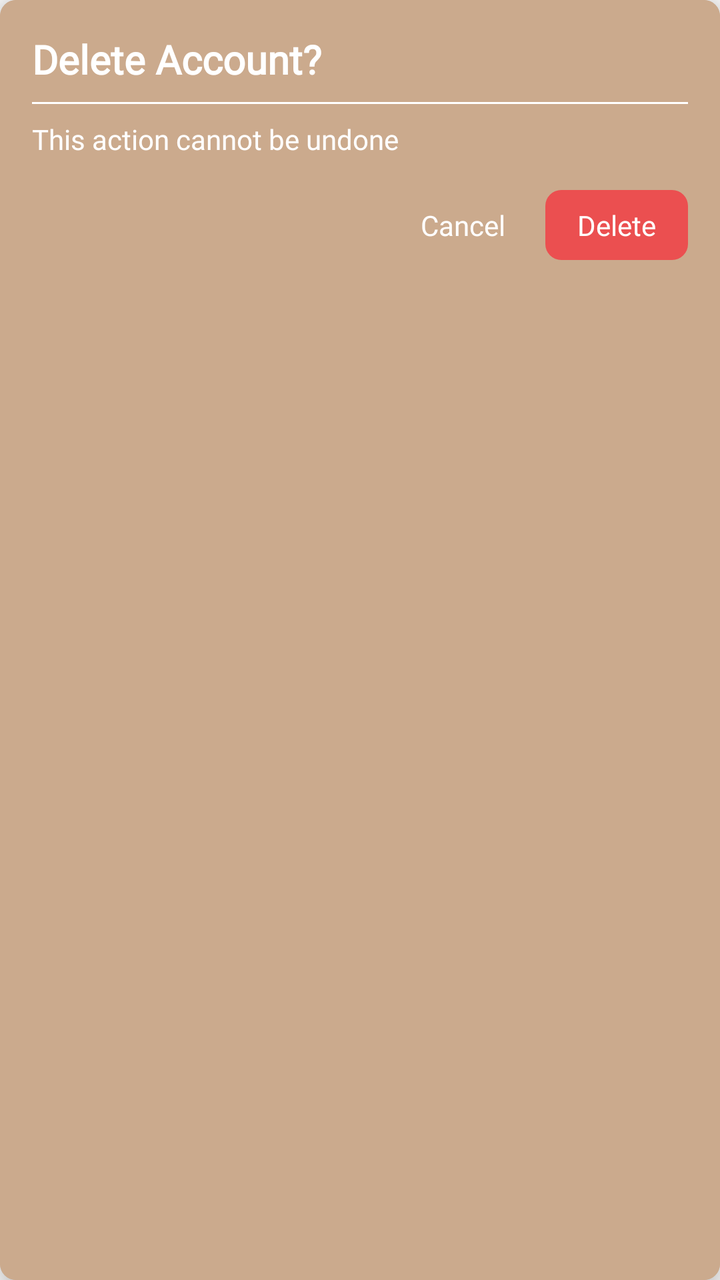
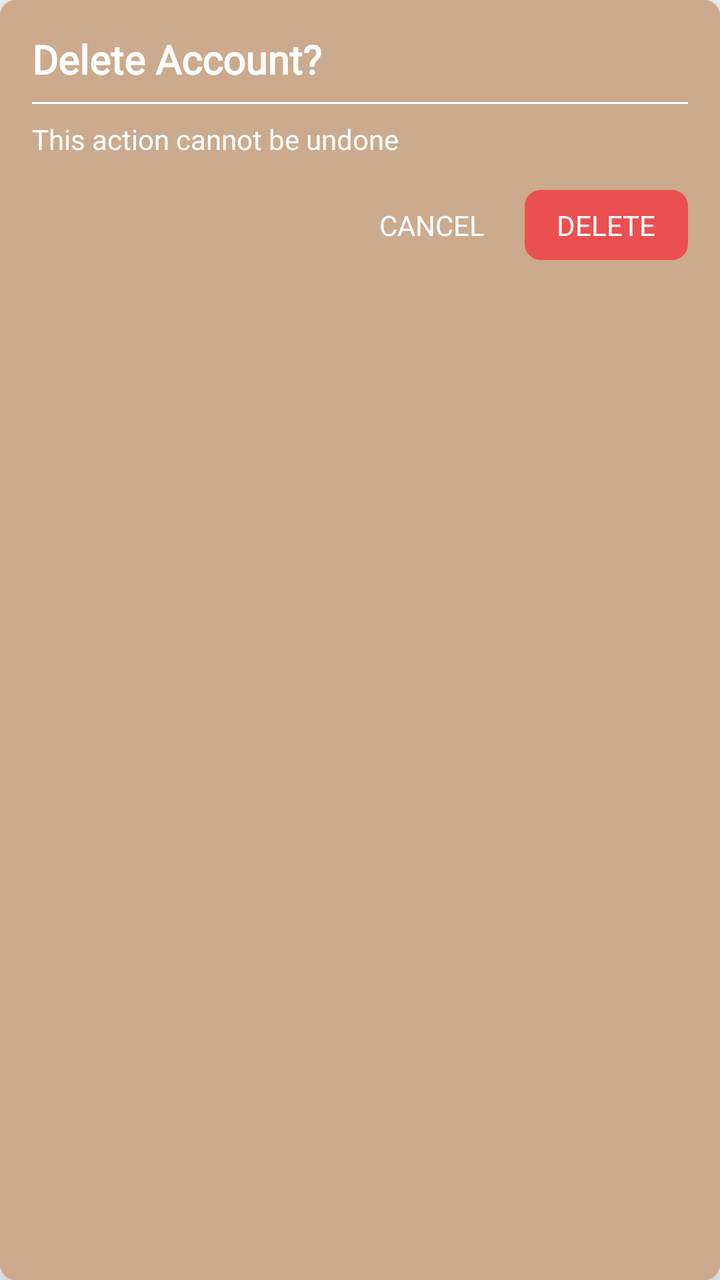

An Android layout rendered at two revisions. The XML below is the earlier revision; the diff shows what the commit changed to produce the second picture.
<!-- AndroidManifest.xml: application theme AppTheme -->
<!-- res/layout/delete_account_dialog_box.xml -->
<?xml version="1.0" encoding="utf-8"?>
<androidx.cardview.widget.CardView xmlns:android="http://schemas.android.com/apk/res/android"
    xmlns:app="http://schemas.android.com/apk/res-auto"
    android:layout_width="300dp"
    android:layout_height="wrap_content"
    android:layout_gravity="center"
    app:cardCornerRadius="8dp"
    app:cardElevation="10dp"
    app:cardBackgroundColor="#CBAA8D"
    android:layout_marginStart="16dp"
    android:layout_marginEnd="16dp"
    android:padding="16dp">

    <LinearLayout
        android:layout_width="match_parent"
        android:layout_height="match_parent"
        android:background="#CBAA8D"
        android:orientation="vertical"
        android:padding="16dp">

        
        <TextView
            android:id="@+id/dialogTitle"
            android:layout_width="wrap_content"
            android:layout_height="wrap_content"
            android:fontFamily="@font/montserrat_medium"
            android:text="Delete Account?"
            android:textColor="#FFFFFF"
            android:textSize="20sp"
            android:textStyle="bold" />

        
        <View
            android:layout_width="match_parent"
            android:layout_height="1dp"
            android:layout_marginTop="8dp"
            android:background="#FFFFFF" />

        
        <TextView
            android:id="@+id/dialogMessage"
            android:layout_width="wrap_content"
            android:layout_height="wrap_content"
            android:layout_gravity="left"
            android:layout_marginTop="8dp"
            android:fontFamily="@font/montserrat_medium"
            android:text="This action cannot be undone"
            android:textColor="#FFFFFF"
            android:textSize="14sp" />

        

        
        <LinearLayout
            android:layout_width="wrap_content"
            android:layout_height="wrap_content"
            android:layout_gravity="right"
            android:layout_marginTop="16dp">

            
            <TextView
                android:id="@+id/buttonNo"
                android:layout_width="wrap_content"
                android:layout_height="wrap_content"
                android:layout_marginEnd="4dp"
                android:fontFamily="@font/montserrat_medium"
                android:paddingHorizontal="16dp"
                android:paddingVertical="8dp"
                android:text="Cancel"
                android:textColor="#FFFFFF"
                android:textSize="14sp"
                android:clickable="true"
                android:focusable="true" />

            
            <TextView
                android:id="@+id/buttonYes"
                android:layout_width="wrap_content"
                android:layout_height="wrap_content"
                android:background="@drawable/button_danger"
                android:clickable="true"
                android:focusable="true"
                android:fontFamily="@font/montserrat_medium"
                android:paddingHorizontal="16dp"
                android:paddingVertical="8dp"
                android:text="Delete"
                android:textColor="#FFFFFF"
                android:textSize="14sp" />
        </LinearLayout>
    </LinearLayout>
</androidx.cardview.widget.CardView>
<!-- resources referenced by this layout -->
<resources>
  <!-- drawable button_danger (drawable) -->
  <shape xmlns:android="http://schemas.android.com/apk/res/android"
      android:shape="rectangle">
      <solid android:color="#EB4F50"/>
      <corners android:radius="8dp"/>
  </shape>
  <style name="AppTheme" parent="Theme.AppCompat.Light.NoActionBar">
          <item name="android:statusBarColor">@color/colorPrimary</item>
          
          <item name="colorPrimary">@color/colorPrimary</item>
          <item name="colorPrimaryDark">@color/colorPrimaryDark</item>
          <item name="colorAccent">@color/colorAccent</item>
      </style>
  <color name="colorPrimary">#000000</color>
  <color name="colorPrimaryDark">#424242</color>
  <color name="colorAccent">#CCCCCC</color>
</resources>

<!-- the commit's change to res/layout/delete_account_dialog_box.xml (unified diff, before → after) -->
@@ -66,7 +66,7 @@
                 android:fontFamily="@font/montserrat_medium"
                 android:paddingHorizontal="16dp"
                 android:paddingVertical="8dp"
-                android:text="Cancel"
+                android:text="CANCEL"
                 android:textColor="#FFFFFF"
                 android:textSize="14sp"
                 android:clickable="true"
@@ -83,7 +83,7 @@
                 android:fontFamily="@font/montserrat_medium"
                 android:paddingHorizontal="16dp"
                 android:paddingVertical="8dp"
-                android:text="Delete"
+                android:text="DELETE"
                 android:textColor="#FFFFFF"
                 android:textSize="14sp" />
         </LinearLayout>
